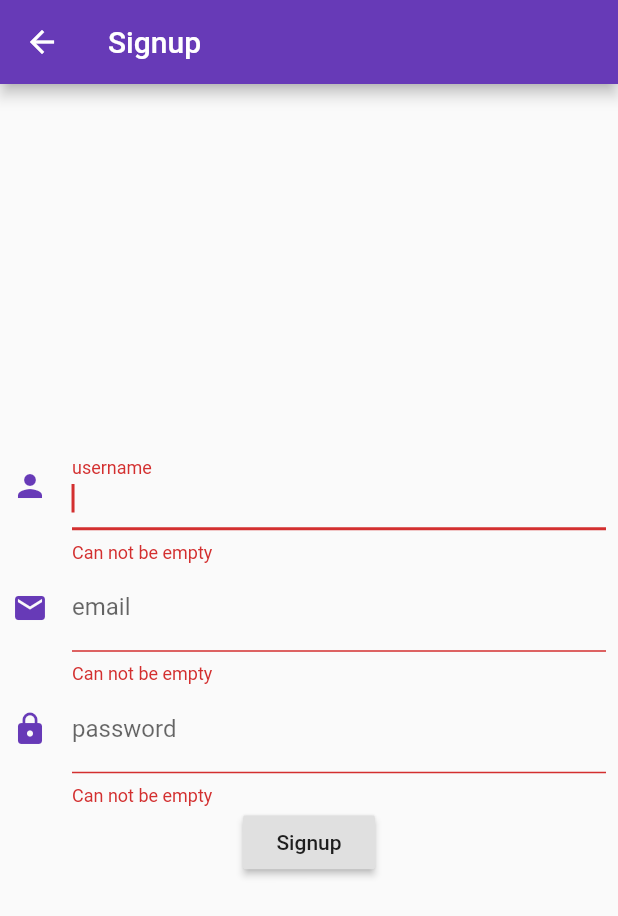
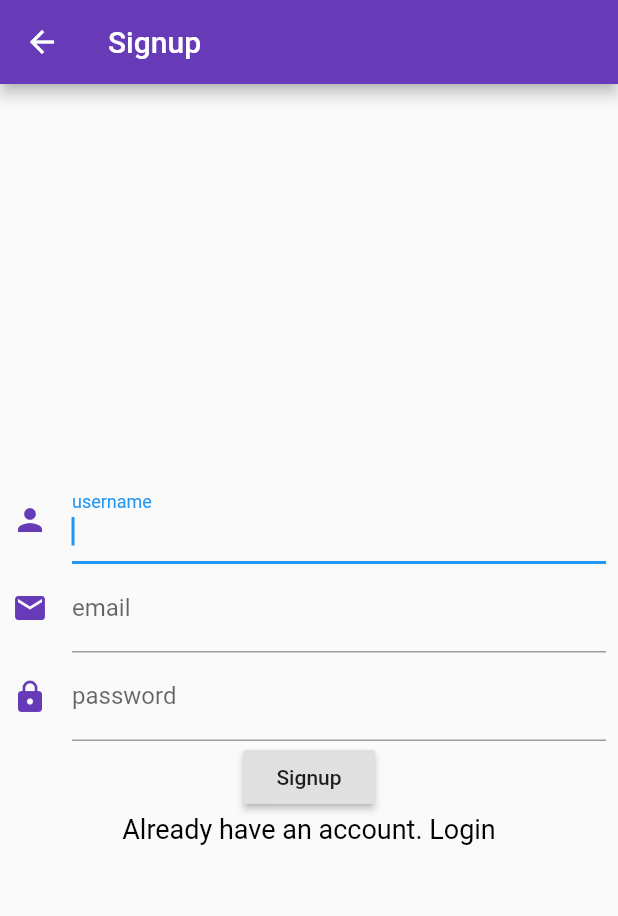
Before and after one commit to HappyBhalodiya/CRUD_Flutter, a Flutter app: the SignupScreen screen opened by its route, on a phone screen of 412 x 824 dp. Shown: the top 916 px of the screen. Run offline on Flutter 3.47's test engine with Material 2 defaults, Android fonts, the phone set to English and light mode, and no system bars; network calls fail.

```diff
--- a/client/lib/Routes.dart
+++ b/client/lib/Routes.dart
@@ -1,13 +1,14 @@
 import 'package:flutter/material.dart';
 import 'package:crud_flutter/screens/login.dart';
 import 'package:crud_flutter/screens/signup.dart';
-
+import 'package:crud_flutter/screens/display.dart';
 
 class Routes {
 
   var routes = <String, WidgetBuilder>{
     "/login": (BuildContext context) => new LoginScreen(),
-    "/signup":(BuildContext context) => new SignupScreen()
+    "/signup":(BuildContext context) => new SignupScreen(),
+    "/display":(BuildContext context) => new DisplayScreen(),
 
   };
 
--- a/client/lib/screens/login.dart
+++ b/client/lib/screens/login.dart
@@ -13,7 +13,8 @@ class LoginScreenState extends State<LoginScreen> {
   TextEditingController _emailController = TextEditingController();
 
   Future<http.Response> login(String email, String password) async {
-    if (_formKey.currentState.validate()) {
+    if(_emailController.text != '' && _passwordController.text != ''){
+    // if (_formKey.currentState.validate()) {
       final response = await http.post('http://192.168.1.85:4000/login', body: {
         'email': _emailController.text,
         'password': _passwordController.text,
@@ -21,6 +22,7 @@ class LoginScreenState extends State<LoginScreen> {
       print(response.body);
       _emailController.text = '';
       _passwordController.text = '';
+        Navigator.of(context).pushNamed("/display");
       return response;
     }
   }
@@ -62,9 +64,7 @@ class LoginScreenState extends State<LoginScreen> {
                       color: Theme.of(context).primaryColor,
                     ),
                   ),
-                  validator: (String v) {
-                    return v.trim().isNotEmpty ? null : "Can not be empty";
-                  },
+
                 ),
                 TextFormField(
                   controller: _passwordController,
@@ -76,9 +76,7 @@ class LoginScreenState extends State<LoginScreen> {
                     ),
                   ),
                   obscureText: true,
-                  validator: (String v) {
-                    return v.trim().isNotEmpty ? null : "Can not be empty";
-                  },
+
                 ),
                 RaisedButton(
                   onPressed: () {
--- a/client/lib/screens/signup.dart
+++ b/client/lib/screens/signup.dart
@@ -1,6 +1,6 @@
 import 'package:flutter/material.dart';
 import 'package:http/http.dart' as http;
-import 'package:crud_flutter/screens/login.dart';
+
 
 class SignupScreen extends StatefulWidget {
   @override
@@ -16,7 +16,7 @@ class SignupScreenState extends State<SignupScreen> {
 
   Future<http.Response> signup(
       String email, String password, String username) async {
-    if (_formKey.currentState.validate()) {
+     if(_emailController.text != '' && _passwordController.text != '' && _usernameController.text != ''){
       final response =
           await http.post('http://192.168.1.85:4000/addUser', body: {
         'email': _emailController.text,
@@ -70,9 +70,7 @@ class SignupScreenState extends State<SignupScreen> {
                       color: Theme.of(context).primaryColor,
                     ),
                   ),
-                  validator: (String v) {
-                    return v.trim().isNotEmpty ? null : "Can not be empty";
-                  },
+
                 ),
                 TextFormField(
                   autofocus: true,
@@ -84,9 +82,7 @@ class SignupScreenState extends State<SignupScreen> {
                       color: Theme.of(context).primaryColor,
                     ),
                   ),
-                  validator: (String v) {
-                    return v.trim().isNotEmpty ? null : "Can not be empty";
-                  },
+
                 ),
                 TextFormField(
                   controller: _passwordController,
@@ -98,9 +94,7 @@ class SignupScreenState extends State<SignupScreen> {
                     ),
                   ),
                   obscureText: true,
-                  validator: (String v) {
-                    return v.trim().isNotEmpty ? null : "Can not be empty";
-                  },
+
                 ),
                 RaisedButton(
                   onPressed: () {
@@ -108,6 +102,16 @@ class SignupScreenState extends State<SignupScreen> {
                         _usernameController.text);
                   },
                   child: Text('Signup'),
+                ),
+
+                 GestureDetector(
+                  onTap: () {
+                    Navigator.of(context).pushNamed("/login");
+                  },
+                  child: const Text(
+                    'Already have an account. Login',
+                    style: TextStyle(color: Colors.black, fontSize: 18.0),
+                  ),
                 ),
 
               ],
```
Also changed, not shown: client/lib/screens/display.dart (added, +61 -0 lines), 6 other files.
